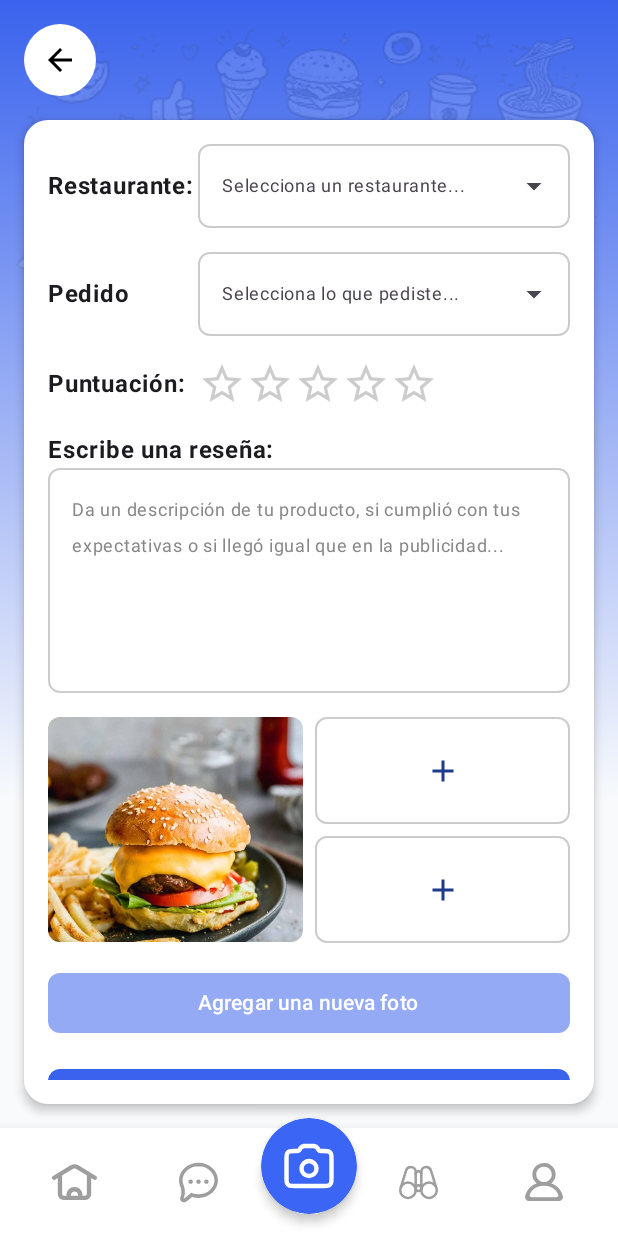
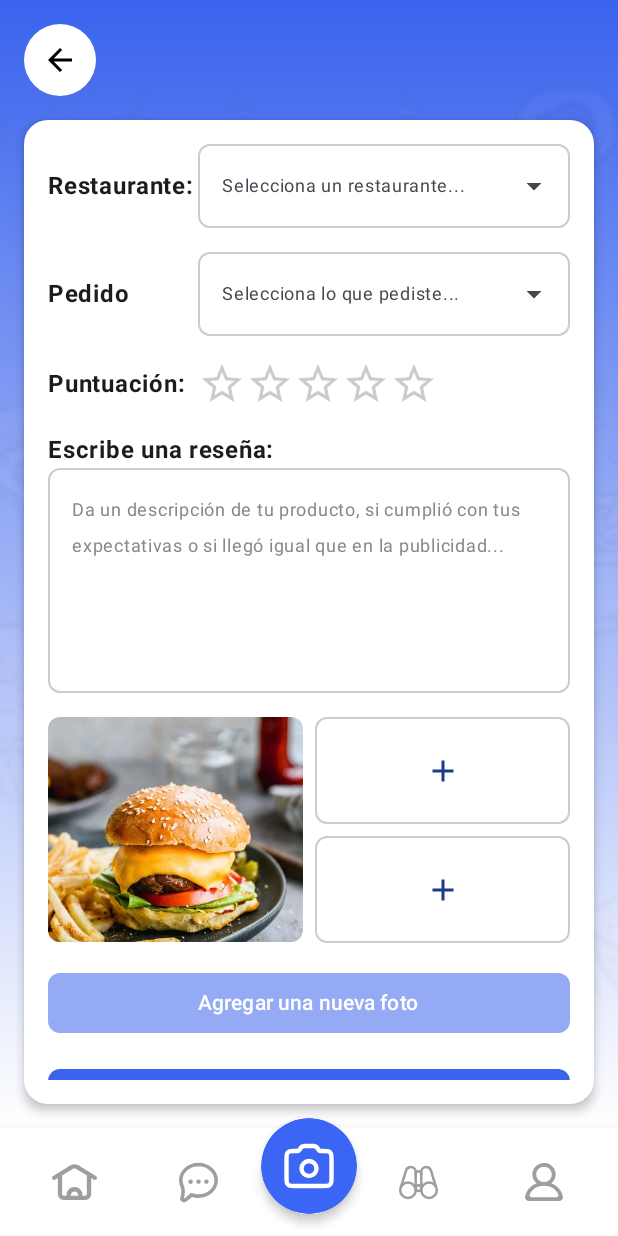
Before and after one commit to ManuZarraga/TP-desarrollo-de-apps-I, an Android app built with Jetpack Compose: the camara screen opened through its navigation route, on a phone screen of 412 x 824 dp. Run offline under Robolectric (Android 15) with nearby library versions, the light colour scheme and no system bars.

Commit message:
arreglo imagen del bg

```diff
--- a/app/src/main/java/com/example/tpi_apps/ui/screens/CrearReseniaScreen.kt
+++ b/app/src/main/java/com/example/tpi_apps/ui/screens/CrearReseniaScreen.kt
@@ -58,18 +58,16 @@ fun CrearReseniaScreen(
             .fillMaxSize()
             .background(
                 Brush.verticalGradient(
-                    colors = listOf(Color(0xFF3A63ED), Color(0xFFF8FAFC)),
-                    startY = 0f,
-                    endY = 800f
+                    colors = listOf(Color(0xFF3A63ED), Color(0xFFFFFFFF))
                 )
             )
     ) {
         Image(
             painter = painterResource(id = R.drawable.hero_bg),
             contentDescription = null,
-            modifier = Modifier.fillMaxWidth(),
-            contentScale = ContentScale.FillBounds,
-            alpha = 1f
+            modifier = Modifier.fillMaxSize(),
+            contentScale = ContentScale.Crop,
+            alpha = 0.30f
         )
         Column(
             modifier = Modifier
```
